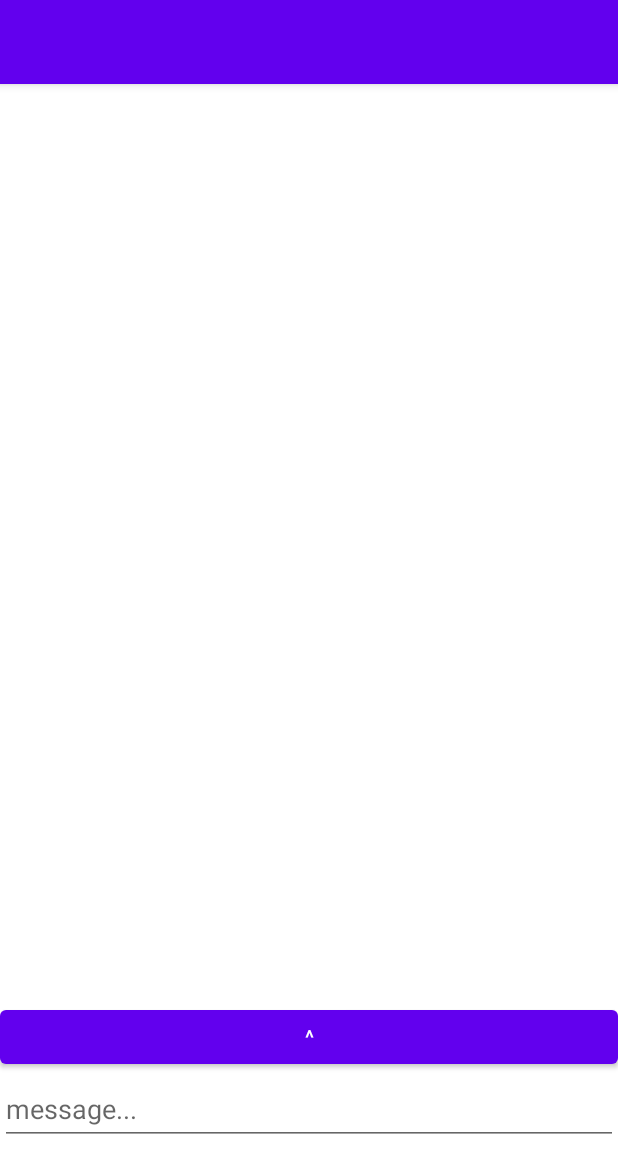
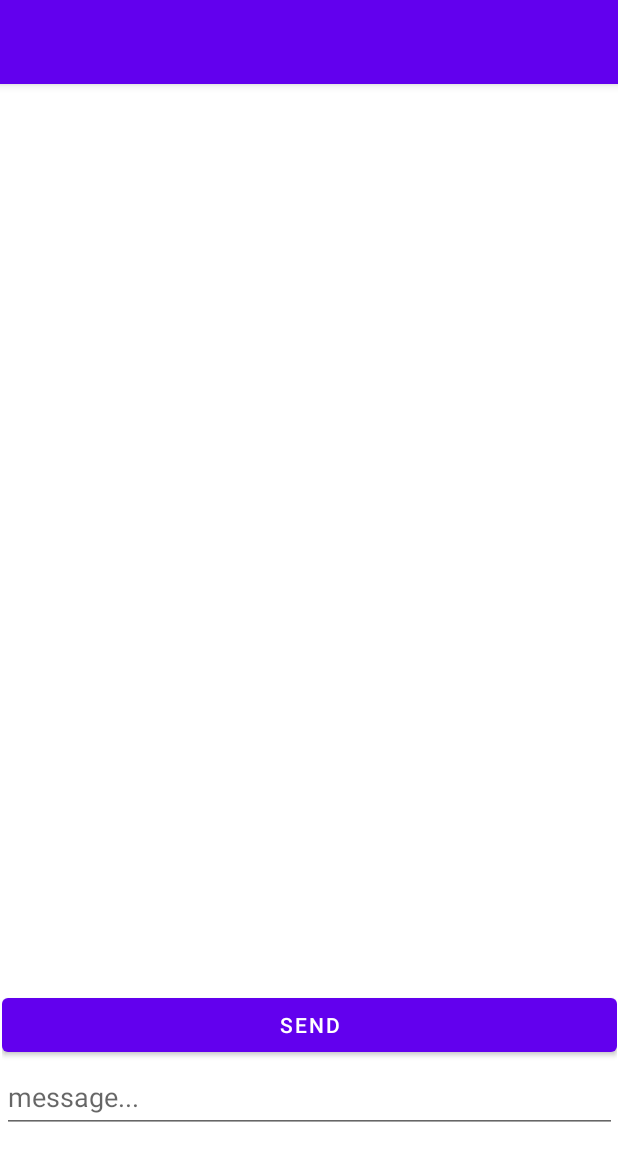
Before and after one commit to jm0rt1/Android-Project3, an Android app: the ConversationActivity screen opened directly, with no data from a screen before it, on a phone screen of 412 x 824 dp. Shown: the top 1173 px of the screen. Run offline under Robolectric (Android 15) with nearby library versions, the phone set to English and light mode, and no system bars.

Commit message:
Basic layouts

```diff
--- a/app/src/main/res/layout/activity_conversation.xml
+++ b/app/src/main/res/layout/activity_conversation.xml
@@ -16,8 +16,8 @@
         app:layout_constraintTop_toTopOf="parent" />
 
     <LinearLayout
-        android:layout_width="412dp"
-        android:layout_height="649dp"
+        android:layout_width="410dp"
+        android:layout_height="665dp"
         android:orientation="vertical"
         app:layout_constraintBottom_toBottomOf="parent"
         app:layout_constraintEnd_toEndOf="parent"
@@ -26,23 +26,23 @@
         app:layout_constraintTop_toBottomOf="@+id/custom_toolbar">
 
         <androidx.recyclerview.widget.RecyclerView
+            android:id="@+id/conversation_recycler_view"
             android:layout_width="match_parent"
             android:layout_height="552dp" />
 
         <Button
-            android:id="@+id/button2"
+            android:id="@+id/send_button"
             android:layout_width="match_parent"
             android:layout_height="wrap_content"
-            android:layout_gravity="bottom"
-            android:text="^" />
+            android:text="@string/send" />
 
         <EditText
-            android:id="@+id/editTextTextPersonName3"
+            android:id="@+id/message_edit_text"
             android:layout_width="match_parent"
             android:layout_height="wrap_content"
             android:ems="10"
-            android:hint="message..."
-            android:inputType="textPersonName"
+            android:hint="@string/message"
+            android:inputType="textLongMessage"
             android:minHeight="48dp" />
 
     </LinearLayout>
--- a/app/src/main/res/values/strings.xml
+++ b/app/src/main/res/values/strings.xml
@@ -1,3 +1,5 @@
 <resources>
     <string name="app_name">Project3</string>
+    <string name="send">Send</string>
+    <string name="message">message...</string>
 </resources>
```
Also changed, not shown: app/src/main/res/layout/activity_chats.xml (+13 -0 lines), app/src/main/res/layout/chats_list_view_item.xml (+7 -2 lines).
